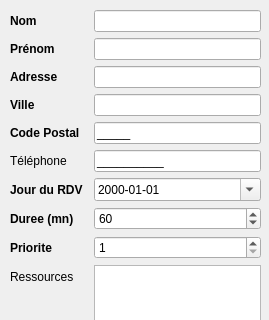
Qt form TP_ASR/dialogclient.ui (RBFUZ/TP_STL) before a commit; both pictures show x 0 to 269 and y 0 to 320 of the 269 by 489 pixel window.
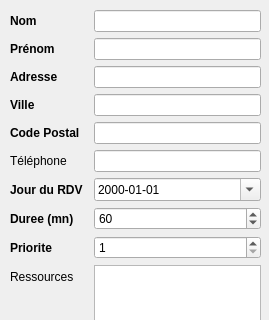
The same form after that commit.

Commit message: Fix has acceptable input cp and tel

```diff
--- a/TP_ASR/dialogclient.ui
+++ b/TP_ASR/dialogclient.ui
@@ -110,7 +110,7 @@
     <item row="4" column="1">
      <widget class="QLineEdit" name="leCp">
       <property name="inputMask">
-       <string>99999;_</string>
+       <string/>
       </property>
       <property name="cursorPosition">
        <number>0</number>
@@ -127,7 +127,7 @@
     <item row="6" column="1">
      <widget class="QLineEdit" name="leTel">
       <property name="inputMask">
-       <string>9999999999;_</string>
+       <string/>
       </property>
       <property name="maxLength">
        <number>10</number>
```
Left out of the diff: 2 changed lines with no effect on the pictures. The commit also changes 1 other file.
